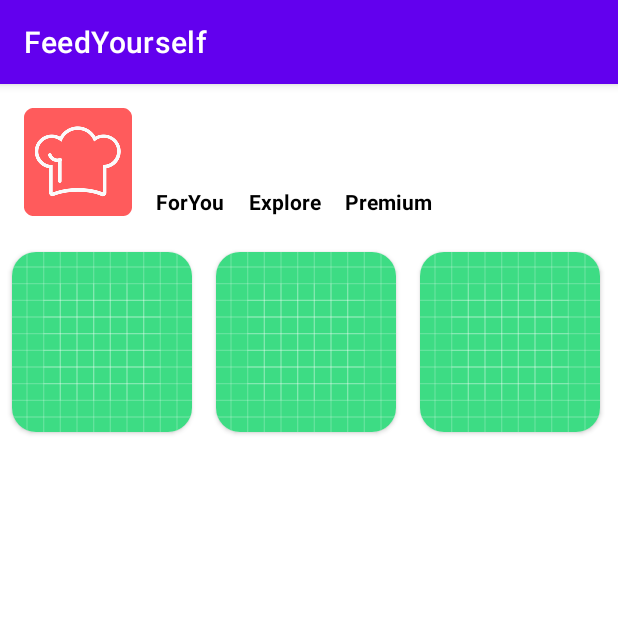
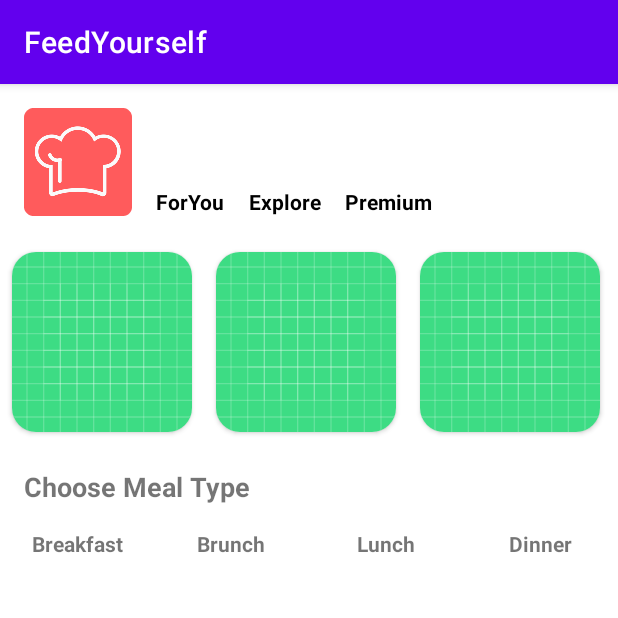
Before and after one commit to hjinlucas/FeedYourself, an Android app: the screen it shows after launch (MainActivity), on a phone screen of 412 x 824 dp, the top half of it. Run offline under Robolectric (Android 15) with nearby library versions, the phone set to English and light mode, and no system bars.

Commit message:
Update confirmation btn visibility

```diff
--- a/app/src/main/java/com/example/feedyourself/MainActivity.java
+++ b/app/src/main/java/com/example/feedyourself/MainActivity.java
@@ -2,17 +2,26 @@ package com.example.feedyourself;
 
 import android.os.Bundle;
 import android.view.View;
+import android.widget.ImageButton;
 import android.widget.TextView;
 import androidx.appcompat.app.AppCompatActivity;
 import androidx.recyclerview.widget.RecyclerView;
 import java.util.Arrays;
 import java.util.List;
+import com.google.android.material.floatingactionbutton.FloatingActionButton;
+
 
 public class MainActivity extends AppCompatActivity {
 
     private TextView forYouTextView;
     private TextView exploreTextView;
     private TextView premiumTextView;
+
+    private TextView breakfastTextView;
+    private TextView brunchTextView;
+    private TextView lunchTextView;
+    private TextView dinnerTextView;
+    private FloatingActionButton confirmationButton;
 
     @Override
     protected void onCreate(Bundle savedInstanceState) {
@@ -49,8 +58,9 @@ public class MainActivity extends AppCompatActivity {
             }
         });
 
+
         //==================================================================================================
-        //============= OnClickListener for cards that display image of breakfast, brunch, etc =============
+        //============= OnClickListener for cards that display meal recommendations =======================
         //==================================================================================================
         RecyclerView horizontalRecyclerView = findViewById(R.id.horizontalRecyclerView);
 
@@ -72,5 +82,41 @@ public class MainActivity extends AppCompatActivity {
                 // You can get the selected image ID with imageIds.get(position)
             }
         });
+
+
+        //==================================================================================================
+        //============= OnClickListener for cards that display image of breakfast, brunch, etc =============
+        //==================================================================================================
+        // Add this code inside the onCreate method, after initializing the horizontal RecyclerView
+
+        breakfastTextView = findViewById(R.id.breakfastTextView);
+        brunchTextView = findViewById(R.id.brunchTextView);
+        lunchTextView = findViewById(R.id.lunchTextView);
+        dinnerTextView = findViewById(R.id.dinnerTextView);
+        confirmationButton = findViewById(R.id.confirmationButton);
+
+        View.OnClickListener mealTypeClickListener = new View.OnClickListener() {
+            @Override
+            public void onClick(View view) {
+                // Perform any action you want when a meal type is selected
+
+                // Show the confirmation button when a meal type is selected
+                confirmationButton.setVisibility(View.VISIBLE);
+            }
+        };
+
+        breakfastTextView.setOnClickListener(mealTypeClickListener);
+        brunchTextView.setOnClickListener(mealTypeClickListener);
+        lunchTextView.setOnClickListener(mealTypeClickListener);
+        dinnerTextView.setOnClickListener(mealTypeClickListener);
+
+        confirmationButton.setOnClickListener(new View.OnClickListener() {
+            @Override
+            public void onClick(View view) {
+                // Handle click event for the confirmation button
+                // For example, navigate to the next page with the selected meal type
+            }
+        });
+
     }
 }
--- a/app/src/main/res/layout/activity_main.xml
+++ b/app/src/main/res/layout/activity_main.xml
@@ -49,7 +49,7 @@
         app:layout_constraintStart_toEndOf="@+id/exploreTextView"
         android:layout_marginStart="16dp" />
 
-    <!--layout for the horizontal RecyclerView in main page-->
+    <!-- layout for the horizontal RecyclerView in main paglayout for the horizontal RecyclerView in main page -->
     <androidx.recyclerview.widget.RecyclerView
         android:id="@+id/horizontalRecyclerView"
         android:layout_width="0dp"
@@ -61,4 +61,77 @@
         app:layout_constraintEnd_toEndOf="parent"
         app:layoutManager="androidx.recyclerview.widget.LinearLayoutManager" />
 
+    <!-- layout for the choose meal type sections -->
+    <TextView
+        android:id="@+id/chooseMealTypeTitle"
+        android:layout_width="wrap_content"
+        android:layout_height="wrap_content"
+        android:text="Choose Meal Type"
+        android:textSize="18sp"
+        android:textStyle="bold"
+        android:layout_marginTop="16dp"
+        app:layout_constraintTop_toBottomOf="@+id/horizontalRecyclerView"
+        app:layout_constraintStart_toStartOf="parent"
+        android:layout_marginStart="16dp" />
+
+    <LinearLayout
+        android:id="@+id/mealTypeLinearLayout"
+        android:layout_width="0dp"
+        android:layout_height="wrap_content"
+        android:orientation="horizontal"
+        android:layout_marginTop="16dp"
+        app:layout_constraintTop_toBottomOf="@+id/chooseMealTypeTitle"
+        app:layout_constraintStart_toStartOf="parent"
+        app:layout_constraintEnd_toEndOf="parent">
+
+        <TextView
+            android:id="@+id/breakfastTextView"
+            android:layout_width="0dp"
+            android:layout_height="wrap_content"
+            android:layout_weight="1"
+            android:gravity="center"
+            android:text="Breakfast"
+            android:textStyle="bold" />
+
+        <TextView
+            android:id="@+id/brunchTextView"
+            android:layout_width="0dp"
+            android:layout_height="wrap_content"
+            android:layout_weight="1"
+            android:gravity="center"
+            android:text="Brunch"
+            android:textStyle="bold" />
+
+        <TextView
+            android:id="@+id/lunchTextView"
+            android:layout_width="0dp"
+            android:layout_height="wrap_content"
+            android:layout_weight="1"
+            android:gravity="center"
+            android:text="Lunch"
+            android:textStyle="bold" />
+
+        <TextView
+            android:id="@+id/dinnerTextView"
+            android:layout_width="0dp"
+            android:layout_height="wrap_content"
+            android:layout_weight="1"
+            android:gravity="center"
+            android:text="Dinner"
+            android:textStyle="bold" />
+    </LinearLayout>
+
+    <!--  Confirmation btn layout  -->
+    <com.google.android.material.floatingactionbutton.FloatingActionButton
+        android:id="@+id/confirmationButton"
+        android:layout_width="wrap_content"
+        android:layout_height="wrap_content"
+        android:src="@drawable/confirmation_icon"
+        android:visibility="gone"
+        app:layout_constraintEnd_toEndOf="parent"
+        app:layout_constraintBottom_toBottomOf="parent"
+        android:layout_marginEnd="16dp"
+        android:layout_marginBottom="16dp" />
+
+
 </androidx.constraintlayout.widget.ConstraintLayout>
```
Also changed, not shown: app/src/main/res/drawable/confirmation_icon.png (added).
